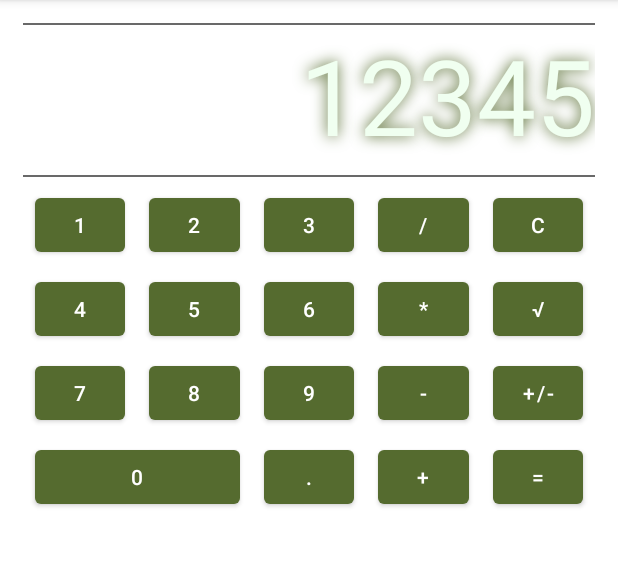
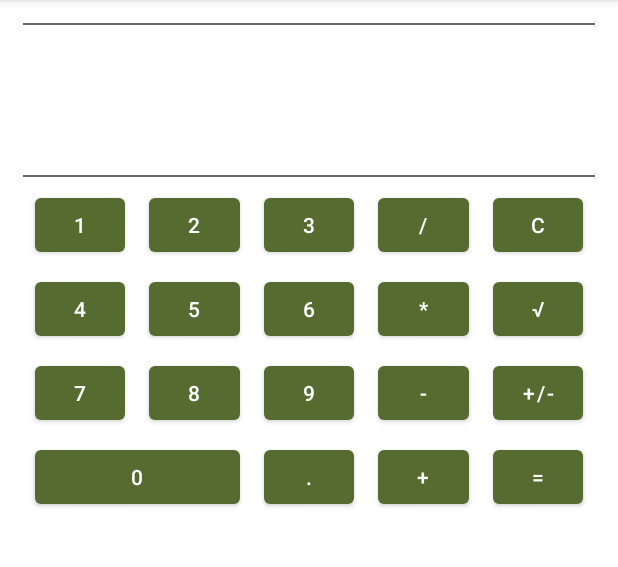
Before and after one commit to lekoal/android_work_n_two, an Android app: the screen it shows after launch (MainActivity), on a phone screen of 412 x 824 dp, the part 84-651 px from its top. Run offline under Robolectric (Android 15) with nearby library versions, the phone set to English and light mode, and no system bars.

Commit message:
Added text entry by keys

```diff
--- a/app/src/main/java/com/example/androidworkntwo/MainActivity.java
+++ b/app/src/main/java/com/example/androidworkntwo/MainActivity.java
@@ -2,6 +2,9 @@ package com.example.androidworkntwo;
 
 import androidx.appcompat.app.AppCompatActivity;
 
+import android.view.View;
+import android.widget.Button;
+import android.widget.TextView;
 import android.os.Bundle;
 
 public class MainActivity extends AppCompatActivity {
@@ -10,7 +13,70 @@ public class MainActivity extends AppCompatActivity {
     protected void onCreate(Bundle savedInstanceState) {
         super.onCreate(savedInstanceState);
         setContentView(R.layout.activity_main);
+
+        Button key_1 = findViewById(R.id.key_1);
+        Button key_2 = findViewById(R.id.key_2);
+        Button key_3 = findViewById(R.id.key_3);
+        Button key_4 = findViewById(R.id.key_4);
+        Button key_5 = findViewById(R.id.key_5);
+        Button key_6 = findViewById(R.id.key_6);
+        Button key_7 = findViewById(R.id.key_7);
+        Button key_8 = findViewById(R.id.key_8);
+        Button key_9 = findViewById(R.id.key_9);
+        Button key_0 = findViewById(R.id.key_0);
+        Button key_divide = findViewById(R.id.key_divide);
+        Button key_clear = findViewById(R.id.key_clear);
+        Button key_multiply = findViewById(R.id.key_multiply);
+        Button key_square_root = findViewById(R.id.key_square_root);
+        Button key_minus = findViewById(R.id.key_minus);
+        Button key_negate = findViewById(R.id.key_negate);
+        Button key_dot = findViewById(R.id.key_dot);
+        Button key_plus = findViewById(R.id.key_plus);
+        Button key_equally = findViewById(R.id.key_equally);
+
+        keys(key_0, "0");
+        keys(key_1, "1");
+        keys(key_2, "2");
+        keys(key_3, "3");
+        keys(key_4, "4");
+        keys(key_5, "5");
+        keys(key_6, "6");
+        keys(key_7, "7");
+        keys(key_8, "8");
+        keys(key_9, "9");
+        keys(key_divide, "/");
+        keys(key_clear, "clear");
+        keys(key_multiply, "*");
+        keys(key_square_root, "√");
+        keys(key_minus, "-");
+        keys(key_negate, "negate");
+        keys(key_dot, ".");
+        keys(key_plus, "+");
+        keys(key_equally, "=");
+
     }
 
-
+    private void keys(Button key, String value) {
+        TextView display = findViewById(R.id.display);
+        key.setOnClickListener(new View.OnClickListener() {
+            @Override
+            public void onClick(View view) {
+                if (value.equals("negate")) {
+                    String temp = display.getText().toString();
+                    temp = "-" + temp;
+                    display.setText(temp);
+                    return;
+                }
+                if (value.equals("clear")) {
+                    display.setText("");
+                    return;
+                }
+                if (display.getText() != null && !display.getText().equals("0")) {
+                    String temp = display.getText().toString();
+                    temp += value;
+                    display.setText(temp);
+                } else display.setText(value);
+            }
+        });
+    }
 }
--- a/app/src/main/res/values/strings.xml
+++ b/app/src/main/res/values/strings.xml
@@ -1,6 +1,6 @@
 <resources>
     <string name="app_name">Android work N two</string>
-    <string name="disp_1">12345</string>
+    <string name="disp_1"></string>
     <string name="key_1">1</string>
     <string name="key_2">2</string>
     <string name="key_3">3</string>
```
